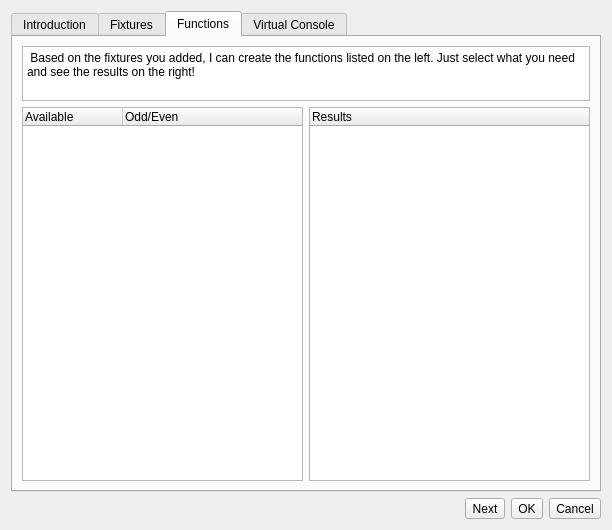
Before: the Qt Designer form ui/src/functionwizard.ui in mcallegari/qlcplus, drawn with Qt 5.
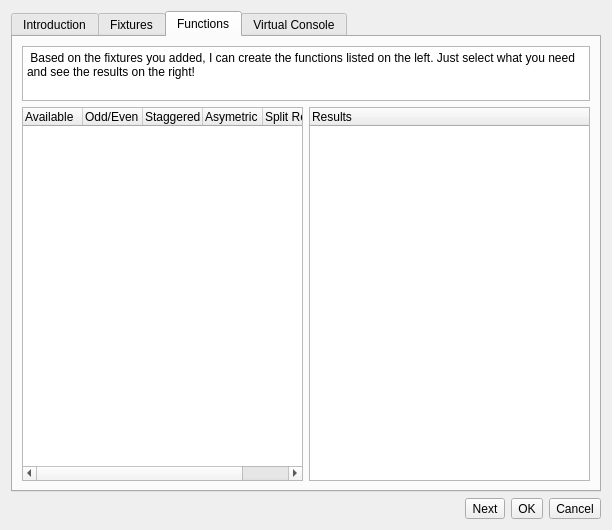
After: the same form once the commit is applied. The open tabs and pages were chosen to show the change. Icons and pictures are not drawn.

Commit message: added subType columns

Diff of the .ui file:
```diff
--- a/ui/src/functionwizard.ui
+++ b/ui/src/functionwizard.ui
@@ -277,6 +277,21 @@
        </item>
        <item row="1" column="0">
         <widget class="QTreeWidget" name="m_allFuncsTree">
+         <property name="autoFillBackground">
+          <bool>false</bool>
+         </property>
+         <attribute name="headerVisible">
+          <bool>true</bool>
+         </attribute>
+         <attribute name="headerCascadingSectionResizes">
+          <bool>true</bool>
+         </attribute>
+         <attribute name="headerDefaultSectionSize">
+          <number>60</number>
+         </attribute>
+         <attribute name="headerStretchLastSection">
+          <bool>true</bool>
+         </attribute>
          <column>
           <property name="text">
            <string>Available</string>
@@ -287,6 +302,21 @@
            <string>Odd/Even</string>
           </property>
          </column>
+         <column>
+          <property name="text">
+           <string>Staggered</string>
+          </property>
+         </column>
+         <column>
+          <property name="text">
+           <string>Asymetric</string>
+          </property>
+         </column>
+         <column>
+          <property name="text">
+           <string>Split Reverse</string>
+          </property>
+         </column>
         </widget>
        </item>
        <item row="0" column="0" colspan="2">
```
The commit also changes 1 other file.
